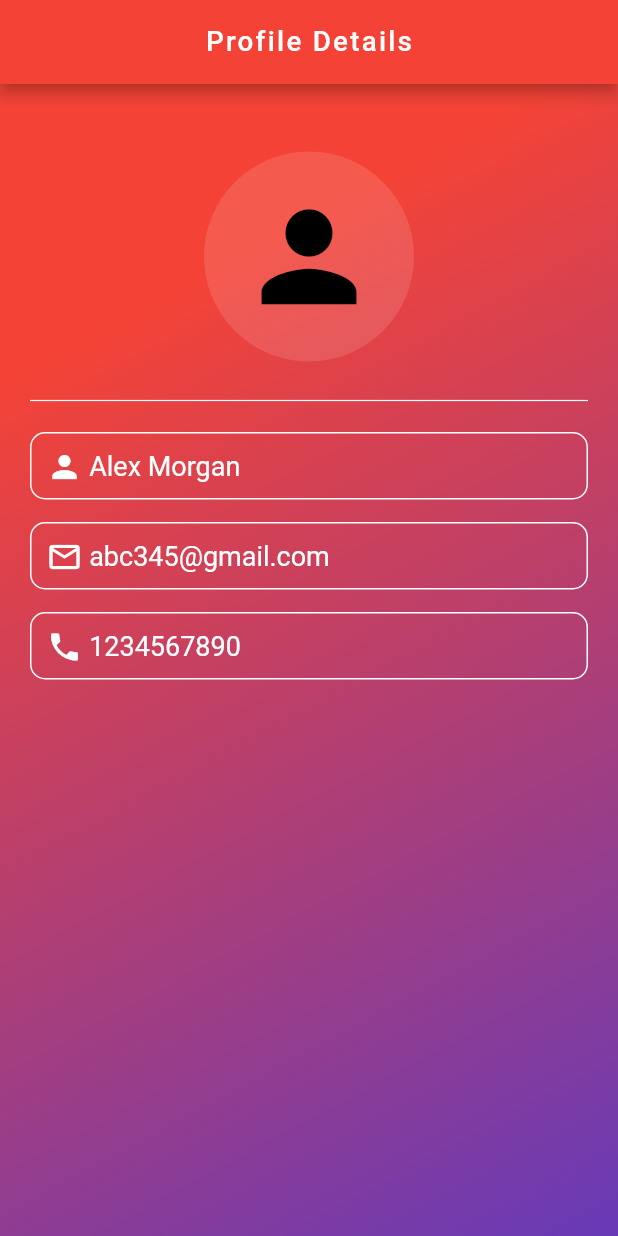
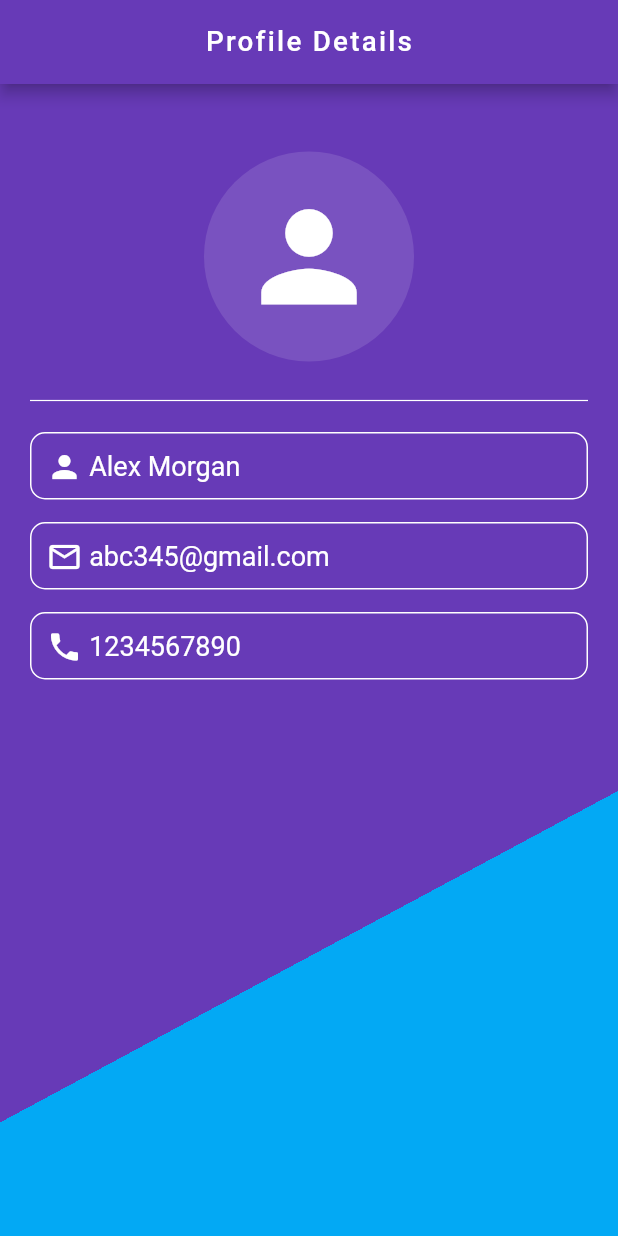
Before and after one commit to Ryukz/Learning, a Flutter app: the screen it shows after launch, on a phone screen of 412 x 824 dp. Run offline on Flutter 3.47's test engine with Material 2 defaults, Android fonts, the phone set to English and light mode, and no system bars; Roboto replaces fonts that are missing (MyFont2).

Commit message:
update colors

```diff
--- a/lib/main.dart
+++ b/lib/main.dart
@@ -23,9 +23,13 @@ class MyApp extends StatelessWidget {
           ),
           flexibleSpace: Container(
             decoration: BoxDecoration(
-                gradient: LinearGradient(
-                    colors: [Colors.red, Colors.deepPurple],
-                    stops: [1.0, 0.2])),
+                gradient: LinearGradient(colors: [
+              Colors.deepPurple,
+              Colors.red,
+            ], stops: [
+              1.0,
+              0.2
+            ])),
           ),
         ),
         body: Padding(
@@ -44,7 +48,7 @@ class MyApp extends StatelessWidget {
                   child: Icon(
                     Icons.person,
                     size: 95,
-                    color: Colors.black,
+                    color: Colors.white,
                   ),
                 ),
                 Padding(
@@ -147,10 +151,13 @@ class MyApp extends StatelessWidget {
             ),
             decoration: BoxDecoration(
               gradient: LinearGradient(
-                  colors: [Colors.red, Colors.deepPurple],
+                  colors: [
+                    Colors.deepPurple,
+                    Colors.lightBlue,
+                  ],
                   begin: Alignment.topLeft,
                   end: Alignment.bottomRight,
-                  stops: [0.2, 1.0]),
+                  stops: [0.7, 0.4]),
             ),
           ),
         ),
```
